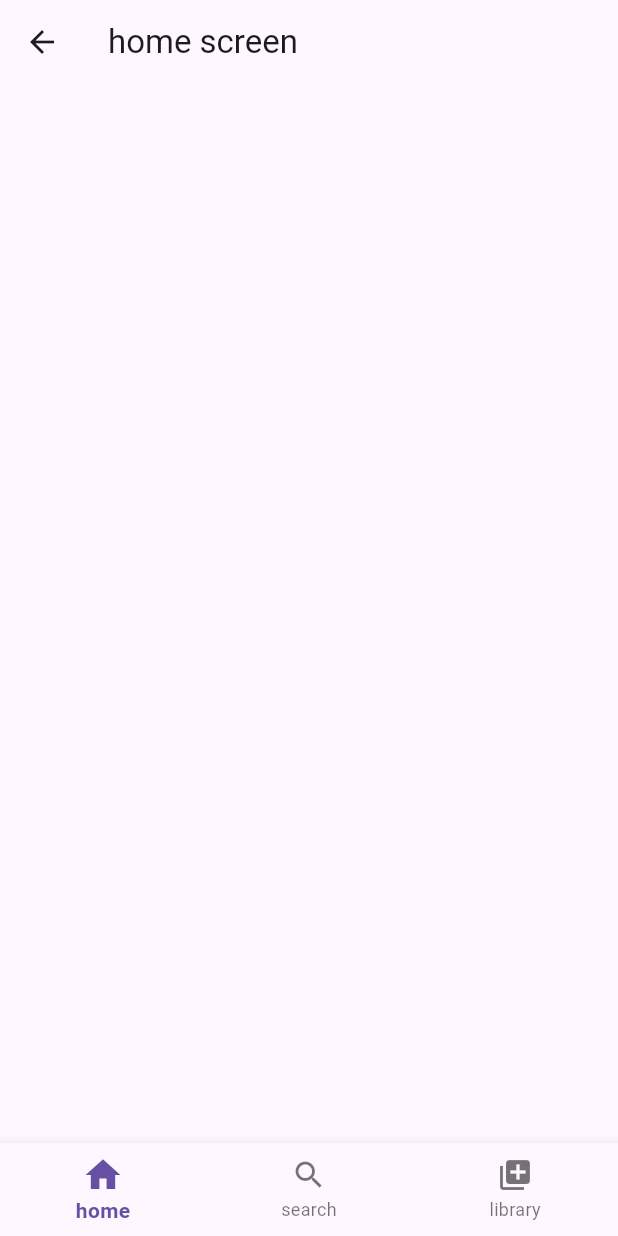
After one commit to zain204/flutter-spotify-mobile-app-frontend, a Flutter app: the Navscreen screen opened directly, on a phone screen of 412 x 824 dp. The commit adds this screen. Run offline on Flutter 3.47's test engine with Material 3 defaults, Android fonts, the phone set to English and light mode, and no system bars.

Commit message:
spotify app

```diff
--- a/lib/ui pages/choose artist screen/chooseartistscreen.dart
+++ b/lib/ui pages/choose artist screen/chooseartistscreen.dart
@@ -3,6 +3,7 @@ import 'package:spotify/domain/appcolors.dart';
 import 'package:spotify/domain/custom%20items/customtextfield.dart';
 import 'package:spotify/ui%20pages/choose%20artist%20screen/artistimg.dart';
 import 'package:spotify/ui%20pages/choose%20podcast%20screen/choosepodcastscreen.dart';
+import 'package:spotify/ui%20pages/navigation%20bar/navscreen.dart';
 
 class Chooseartistscreen extends StatefulWidget {
 
@@ -164,14 +165,14 @@ class _ChooseartistscreenState extends State<Chooseartistscreen> {
                       ),
                     );
                   }),
-                        if (selectedartist.length >= 3)
+        if (selectedartist.length >= 3)
         Align(
           alignment: Alignment.bottomCenter,
           child: Padding(
             padding: const EdgeInsets.only(bottom: 100),
             child: ElevatedButton(
               onPressed: () {
-                Navigator.push(context, MaterialPageRoute(builder: (context)=>Choosepodcastscreen()));
+                Navigator.push(context, MaterialPageRoute(builder: (context)=>Navscreen()));
               },
               child: Text("Next"),
             ),
--- /dev/null
+++ b/lib/ui pages/navigation bar/homebottomnavpage.dart
@@ -0,0 +1,15 @@
+import 'package:flutter/material.dart';
+
+class Homebottomnavpage extends StatelessWidget {
+  const Homebottomnavpage({super.key});
+
+  @override
+  Widget build(BuildContext context) {
+    return Scaffold(
+      appBar: AppBar(
+        title: Text("home screen"),
+      ),
+
+    );
+  }
+}
--- /dev/null
+++ b/lib/ui pages/navigation bar/navscreen.dart
@@ -0,0 +1,52 @@
+import 'package:flutter/material.dart';
+import 'package:spotify/ui%20pages/navigation%20bar/homebottomnavpage.dart';
+import 'package:spotify/ui%20pages/navigation%20bar/librarynavpage.dart';
+import 'package:spotify/ui%20pages/navigation%20bar/searchnavpage.dart';
+
+class Navscreen extends StatefulWidget {
+  const Navscreen({super.key});
+
+  @override
+  State<Navscreen> createState() => _NavscreenState();
+}
+
+class _NavscreenState extends State<Navscreen> {
+  int selectedbottomindex = 0;
+  List<Widget> mnavbaritems = [
+    Homebottomnavpage(),
+    Searchnavpage(),
+    Librarynavpage()
+  ];
+  @override
+  Widget build(BuildContext context) {
+    return Scaffold(
+      body: mnavbaritems[selectedbottomindex],
+      bottomNavigationBar: BottomNavigationBar(
+        currentIndex: selectedbottomindex,
+        onTap: (value) {
+          setState(() {
+            selectedbottomindex = value;
+          });
+
+        },
+        selectedLabelStyle: TextStyle(
+          fontWeight: FontWeight.bold
+        ),
+        unselectedLabelStyle: TextStyle(
+          fontWeight: FontWeight.normal
+        ),
+        selectedIconTheme: IconThemeData(
+          size: 28
+        ),
+        unselectedIconTheme: IconThemeData(
+          size: 24
+        ),
+        items: [
+        BottomNavigationBarItem(icon: Icon(Icons.home),label: "home"),
+        BottomNavigationBarItem(icon: Icon(Icons.search),label: "search"),
+        BottomNavigationBarItem(icon: Icon(Icons.library_add),label: "library")
+
+      ]),
+    );
+  }
+}
```
Also changed, not shown: lib/ui pages/choose artist screen/artistimg.dart (+6 -1 lines), lib/ui pages/navigation bar/librarynavpage.dart (added, +14 -0 lines), lib/ui pages/navigation bar/searchnavpage.dart (added, +14 -0 lines), assets/images/img1.png (added), assets/images/img2.png (added), assets/images/img3.png (added).
